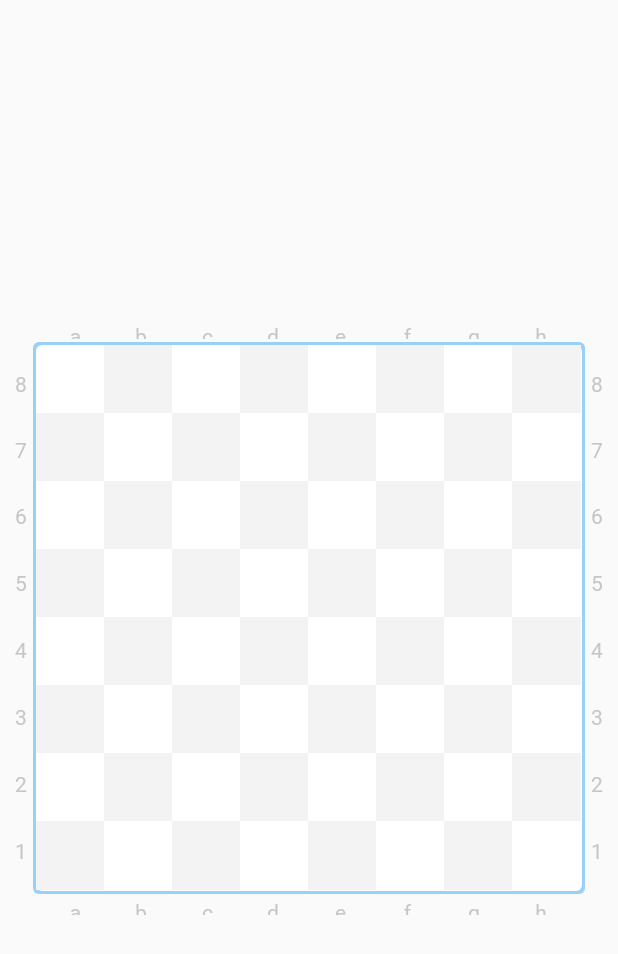
After one commit to marlockd/CheckersApp, an Android app: the layout game_grid.xml on its own in the app's theme, with its tools: preview values and no code run, on a phone screen of 412 x 824 dp. The commit adds this screen. Shown: the top 954 px of the screen. Run offline under Robolectric (Android 15) with nearby library versions, the phone set to English and light mode, and no system bars.

Commit message:
Created full responsible 8x8 game table, using only XML

```diff
--- /dev/null
+++ b/app/src/main/res/drawable/rc_grid.xml
@@ -0,0 +1,15 @@
+<?xml version="1.0" encoding="utf-8"?>
+<layer-list xmlns:android="http://schemas.android.com/apk/res/android" >
+    <item>
+        <shape>
+            <solid android:color="@color/rc_grid_border" />
+            <corners android:radius="4dp" />
+        </shape>
+    </item>
+    <item android:top="2dp" android:bottom="2dp" android:left="2dp" android:right="2dp">
+        <shape>
+            <solid android:color="@color/white" />
+            <corners android:radius="4dp" />
+        </shape>
+    </item>
+</layer-list>
--- /dev/null
+++ b/app/src/main/res/layout/game_grid.xml
@@ -0,0 +1,442 @@
+<?xml version="1.0" encoding="utf-8"?>
+<android.support.constraint.ConstraintLayout xmlns:android="http://schemas.android.com/apk/res/android" xmlns:app="http://schemas.android.com/apk/res-auto" xmlns:tools="http://schemas.android.com/tools"
+    android:id="@+id/game_grid"
+    android:layout_gravity="center"
+    android:layout_width="400dp"
+    android:layout_height="400dp"
+    app:layout_constraintTop_toBottomOf="@+id/game_counter_second"
+    app:layout_constraintStart_toStartOf="parent"
+    app:layout_constraintEnd_toEndOf="parent" >
+
+    <!-- Grid markup lines -->
+    <LinearLayout
+        android:id="@+id/grid_markup_top"
+        android:layout_width="match_parent"
+        android:layout_height="16dp"
+        app:layout_constraintStart_toStartOf="parent"
+        app:layout_constraintEnd_toEndOf="parent"
+        app:layout_constraintTop_toTopOf="parent"
+        android:gravity="center"
+        android:orientation="horizontal"
+        android:weightSum="9">
+
+        <Space android:layout_weight="0.5"
+            android:layout_width="0dp"
+            android:layout_height="wrap_content" />
+
+        <TextView style="@style/markup_horisontal" android:text="a" />
+        <TextView style="@style/markup_horisontal" android:text="b" />
+        <TextView style="@style/markup_horisontal" android:text="c" />
+        <TextView style="@style/markup_horisontal" android:text="d" />
+        <TextView style="@style/markup_horisontal" android:text="e" />
+        <TextView style="@style/markup_horisontal" android:text="f" />
+        <TextView style="@style/markup_horisontal" android:text="g" />
+        <TextView style="@style/markup_horisontal" android:text="h" />
+
+        <Space android:layout_weight="0.5"
+            android:layout_width="0dp"
+            android:layout_height="wrap_content" />
+
+    </LinearLayout>
+    <LinearLayout
+        android:id="@+id/grid_markup_start"
+        android:layout_width="16dp"
+        android:layout_height="match_parent"
+        app:layout_constraintStart_toStartOf="parent"
+        app:layout_constraintTop_toTopOf="parent"
+        app:layout_constraintBottom_toBottomOf="parent"
+        android:gravity="center"
+        android:orientation="vertical"
+        android:weightSum="9">
+
+        <Space android:layout_weight="0.5"
+            android:layout_width="wrap_content"
+            android:layout_height="0dp" />
+
+        <TextView style="@style/markup_vertical" android:text="8" />
+        <TextView style="@style/markup_vertical" android:text="7" />
+        <TextView style="@style/markup_vertical" android:text="6" />
+        <TextView style="@style/markup_vertical" android:text="5" />
+        <TextView style="@style/markup_vertical" android:text="4" />
+        <TextView style="@style/markup_vertical" android:text="3" />
+        <TextView style="@style/markup_vertical" android:text="2" />
+        <TextView style="@style/markup_vertical" android:text="1" />
+
+        <Space android:layout_weight="0.5"
+            android:layout_width="wrap_content"
+            android:layout_height="0dp" />
+
+    </LinearLayout>
+    <LinearLayout
+        android:id="@+id/grid_markup_end"
+        android:layout_width="16dp"
+        android:layout_height="match_parent"
+        app:layout_constraintEnd_toEndOf="parent"
+        app:layout_constraintTop_toTopOf="parent"
+        app:layout_constraintBottom_toBottomOf="parent"
+        android:orientation="vertical"
+        android:gravity="center"
+        android:weightSum="9">
+
+        <Space android:layout_weight="0.5"
+            android:layout_width="wrap_content"
+            android:layout_height="0dp" />
+
+        <TextView style="@style/markup_vertical" android:text="8" />
+        <TextView style="@style/markup_vertical" android:text="7" />
+        <TextView style="@style/markup_vertical" android:text="6" />
+        <TextView style="@style/markup_vertical" android:text="5" />
+        <TextView style="@style/markup_vertical" android:text="4" />
+        <TextView style="@style/markup_vertical" android:text="3" />
+        <TextView style="@style/markup_vertical" android:text="2" />
+        <TextView style="@style/markup_vertical" android:text="1" />
+
+        <Space android:layout_weight="0.5"
+            android:layout_width="wrap_content"
+            android:layout_height="0dp" />
+
+    </LinearLayout>
+    <LinearLayout
+        android:id="@+id/grid_markup_bottom"
+        android:layout_width="match_parent"
+        android:layout_height="16dp"
+        app:layout_constraintStart_toStartOf="parent"
+        app:layout_constraintEnd_toEndOf="parent"
+        android:gravity="center"
+        app:layout_constraintBottom_toBottomOf="parent"
+        android:weightSum="9">
+
+        <Space android:layout_weight="0.5"
+            android:layout_width="0dp"
+            android:layout_height="wrap_content" />
+
+        <TextView style="@style/markup_horisontal" android:text="a" />
+        <TextView style="@style/markup_horisontal" android:text="b" />
+        <TextView style="@style/markup_horisontal" android:text="c" />
+        <TextView style="@style/markup_horisontal" android:text="d" />
+        <TextView style="@style/markup_horisontal" android:text="e" />
+        <TextView style="@style/markup_horisontal" android:text="f" />
+        <TextView style="@style/markup_horisontal" android:text="g" />
+        <TextView style="@style/markup_horisontal" android:text="h" />
+
+        <Space android:layout_weight="0.5"
+            android:layout_width="0dp"
+            android:layout_height="wrap_content" />
+
+    </LinearLayout>
+    <!-- Grid markup lines -->
+
+
+    <!-- Game grid -->
+    <LinearLayout
+        android:layout_width="0dp" android:layout_height="0dp"
+        app:layout_constraintTop_toBottomOf="@id/grid_markup_top"
+        app:layout_constraintBottom_toTopOf="@id/grid_markup_bottom"
+        app:layout_constraintStart_toEndOf="@id/grid_markup_start"
+        app:layout_constraintEnd_toStartOf="@id/grid_markup_end"
+        android:background="@drawable/rc_grid"
+        android:orientation="vertical"
+        android:weightSum="8.1"
+        android:gravity="center" >
+
+        <Space android:layout_weight="0.05"
+            android:layout_width="0dp"
+            android:layout_height="wrap_content" />
+
+        <LinearLayout
+            android:layout_width="match_parent"
+            android:layout_height="0dp"
+            android:orientation="horizontal"
+            android:layout_weight="1"
+            android:weightSum="8.1" >
+
+            <Space android:layout_weight="0.05"
+                android:layout_width="0dp"
+                android:layout_height="wrap_content"
+                tools:ignore="NestedWeights" />
+
+            <FrameLayout android:id="@+id/grid_cell_a8"
+                style="@style/light_box" tools:ignore="NestedWeights" />
+            <FrameLayout android:id="@+id/grid_cell_b8"
+                style="@style/dark_box" tools:ignore="NestedWeights" />
+            <FrameLayout android:id="@+id/grid_cell_c8"
+                style="@style/light_box" tools:ignore="NestedWeights" />
+            <FrameLayout android:id="@+id/grid_cell_d8"
+                style="@style/dark_box" tools:ignore="NestedWeights" />
+            <FrameLayout android:id="@+id/grid_cell_e8"
+                style="@style/light_box" tools:ignore="NestedWeights" />
+            <FrameLayout android:id="@+id/grid_cell_f8"
+                style="@style/dark_box" tools:ignore="NestedWeights" />
+            <FrameLayout android:id="@+id/grid_cell_g8"
+                style="@style/light_box" tools:ignore="NestedWeights" />
+            <FrameLayout android:id="@+id/grid_cell_h8"
+                style="@style/dark_box" tools:ignore="NestedWeights" />
+
+            <Space android:layout_weight="0.05"
+                android:layout_width="0dp"
+                android:layout_height="wrap_content"
+                tools:ignore="NestedWeights" />
+
+        </LinearLayout>
+
+        <LinearLayout
+            android:layout_width="match_parent"
+            android:layout_height="0dp"
+            android:orientation="horizontal"
+            android:layout_weight="1"
+            android:weightSum="8.1" >
+
+            <Space android:layout_weight="0.05"
+                android:layout_width="0dp"
+                android:layout_height="wrap_content"
+                tools:ignore="NestedWeights" />
+
+            <FrameLayout android:id="@+id/grid_cell_a7"
+                style="@style/dark_box" tools:ignore="NestedWeights" />
+            <FrameLayout android:id="@+id/grid_cell_b7"
+                style="@style/light_box" tools:ignore="NestedWeights" />
+            <FrameLayout android:id="@+id/grid_cell_c7"
+                style="@style/dark_box" tools:ignore="NestedWeights" />
+            <FrameLayout android:id="@+id/grid_cell_d7"
+                style="@style/light_box" tools:ignore="NestedWeights" />
+            <FrameLayout android:id="@+id/grid_cell_e7"
+                style="@style/dark_box" tools:ignore="NestedWeights" />
+            <FrameLayout android:id="@+id/grid_cell_f7"
+                style="@style/light_box" tools:ignore="NestedWeights" />
+            <FrameLayout android:id="@+id/grid_cell_g7"
+                style="@style/dark_box" tools:ignore="NestedWeights" />
+            <FrameLayout android:id="@+id/grid_cell_h7"
+                style="@style/light_box" tools:ignore="NestedWeights" />
+
+            <Space android:layout_weight="0.05"
+                android:layout_width="0dp"
+                android:layout_height="wrap_content"
+                tools:ignore="NestedWeights" />
+
+        </LinearLayout>
+
+        <LinearLayout
+            android:layout_width="match_parent"
+            android:layout_height="0dp"
+            android:orientation="horizontal"
+            android:layout_weight="1"
+            android:weightSum="8.1" >
+
+            <Space android:layout_weight="0.05"
+                android:layout_width="0dp"
+                android:layout_height="wrap_content"
+                tools:ignore="NestedWeights" />
+
+            <FrameLayout android:id="@+id/grid_cell_a6"
+                style="@style/light_box" tools:ignore="NestedWeights" />
+            <FrameLayout android:id="@+id/grid_cell_b6"
+                style="@style/dark_box" tools:ignore="NestedWeights" />
+            <FrameLayout android:id="@+id/grid_cell_c6"
+                style="@style/light_box" tools:ignore="NestedWeights" />
+            <FrameLayout android:id="@+id/grid_cell_d6"
+                style="@style/dark_box" tools:ignore="NestedWeights" />
+            <FrameLayout android:id="@+id/grid_cell_e6"
+                style="@style/light_box" tools:ignore="NestedWeights" />
+            <FrameLayout android:id="@+id/grid_cell_f6"
+                style="@style/dark_box" tools:ignore="NestedWeights" >
+            </FrameLayout>
+            <FrameLayout android:id="@+id/grid_cell_g6"
+                style="@style/light_box" tools:ignore="NestedWeights" />
+            <FrameLayout android:id="@+id/grid_cell_h6"
+                style="@style/dark_box" tools:ignore="NestedWeights" />
+
+            <Space android:layout_weight="0.05"
+                android:layout_width="0dp"
+                android:layout_height="wrap_content"
+                tools:ignore="NestedWeights" />
+
+        </LinearLayout>
+
+        <LinearLayout
+            android:layout_width="match_parent"
+            android:layout_height="0dp"
+            android:orientation="horizontal"
+            android:layout_weight="1"
+            android:weightSum="8.1" >
+
+            <Space android:layout_weight="0.05"
+                android:layout_width="0dp"
+                android:layout_height="wrap_content"
+                tools:ignore="NestedWeights" />
+
+            <FrameLayout android:id="@+id/grid_cell_a5"
+                style="@style/dark_box" tools:ignore="NestedWeights" />
+            <FrameLayout android:id="@+id/grid_cell_b5"
+                style="@style/light_box" tools:ignore="NestedWeights" />
+            <FrameLayout android:id="@+id/grid_cell_c5"
+                style="@style/dark_box" tools:ignore="NestedWeights" />
+            <FrameLayout android:id="@+id/grid_cell_d5"
+                style="@style/light_box" tools:ignore="NestedWeights" />
+            <FrameLayout android:id="@+id/grid_cell_e5"
+                style="@style/dark_box" tools:ignore="NestedWeights" />
+            <FrameLayout android:id="@+id/grid_cell_f5"
+                style="@style/light_box" tools:ignore="NestedWeights" />
+            <FrameLayout android:id="@+id/grid_cell_g5"
+                style="@style/dark_box" tools:ignore="NestedWeights" />
+            <FrameLayout android:id="@+id/grid_cell_h5"
+                style="@style/light_box" tools:ignore="NestedWeights" />
+
+            <Space android:layout_weight="0.05"
+                android:layout_width="0dp"
+                android:layout_height="wrap_content"
+                tools:ignore="NestedWeights" />
+
+        </LinearLayout>
+
+        <LinearLayout
+            android:layout_width="match_parent"
+            android:layout_height="0dp"
+            android:orientation="horizontal"
+            android:layout_weight="1"
+            android:weightSum="8.1" >
+
+            <Space android:layout_weight="0.05"
+                android:layout_width="0dp"
+                android:layout_height="wrap_content"
+                tools:ignore="NestedWeights" />
+
+            <FrameLayout android:id="@+id/grid_cell_a4"
+                style="@style/light_box" tools:ignore="NestedWeights" />
+            <FrameLayout android:id="@+id/grid_cell_b4"
+                style="@style/dark_box" tools:ignore="NestedWeights" />
+            <FrameLayout android:id="@+id/grid_cell_c4"
+                style="@style/light_box" tools:ignore="NestedWeights" />
+            <FrameLayout android:id="@+id/grid_cell_d4"
+                style="@style/dark_box" tools:ignore="NestedWeights" />
+            <FrameLayout android:id="@+id/grid_cell_e4"
+                style="@style/light_box" tools:ignore="NestedWeights" />
+            <FrameLayout android:id="@+id/grid_cell_f4"
+                style="@style/dark_box" tools:ignore="NestedWeights" />
+            <FrameLayout android:id="@+id/grid_cell_g4"
+                style="@style/light_box" tools:ignore="NestedWeights" />
+            <FrameLayout android:id="@+id/grid_cell_h4"
+                style="@style/dark_box" tools:ignore="NestedWeights" />
+
+            <Space android:layout_weight="0.05"
+                android:layout_width="0dp"
+                android:layout_height="wrap_content"
+                tools:ignore="NestedWeights" />
+
+        </LinearLayout>
+
+        <LinearLayout
+            android:layout_width="match_parent"
+            android:layout_height="0dp"
+            android:orientation="horizontal"
+            android:layout_weight="1"
+            android:weightSum="8.1" >
+
+            <Space android:layout_weight="0.05"
+                android:layout_width="0dp"
+                android:layout_height="wrap_content"
+                tools:ignore="NestedWeights" />
+
+            <FrameLayout android:id="@+id/grid_cell_a3"
+                style="@style/dark_box" tools:ignore="NestedWeights" />
+            <FrameLayout android:id="@+id/grid_cell_b3"
+                style="@style/light_box" tools:ignore="NestedWeights" />
+            <FrameLayout android:id="@+id/grid_cell_c3"
+                style="@style/dark_box" tools:ignore="NestedWeights" />
+            <FrameLayout android:id="@+id/grid_cell_d3"
+                style="@style/light_box" tools:ignore="NestedWeights" />
+            <FrameLayout android:id="@+id/grid_cell_e3"
+                style="@style/dark_box" tools:ignore="NestedWeights" />
+            <FrameLayout android:id="@+id/grid_cell_f3"
+                style="@style/light_box" tools:ignore="NestedWeights" />
+            <FrameLayout android:id="@+id/grid_cell_g3"
+                style="@style/dark_box" tools:ignore="NestedWeights" />
+            <FrameLayout android:id="@+id/grid_cell_h3"
+                style="@style/light_box" tools:ignore="NestedWeights" />
+
+            <Space android:layout_weight="0.05"
+                android:layout_width="0dp"
+                android:layout_height="wrap_content"
+                tools:ignore="NestedWeights" />
+
+        </LinearLayout>
+
+        <LinearLayout
+            android:layout_width="match_parent"
+            android:layout_height="0dp"
+            android:orientation="horizontal"
+            android:layout_weight="1"
+            android:weightSum="8.1" >
+
+            <Space android:layout_weight="0.05"
+                android:layout_width="0dp"
+                android:layout_height="wrap_content"
+                tools:ignore="NestedWeights" />
+
+            <FrameLayout android:id="@+id/grid_cell_a2"
+                style="@style/light_box" tools:ignore="NestedWeights" />
+            <FrameLayout android:id="@+id/grid_cell_b2"
+                style="@style/dark_box" tools:ignore="NestedWeights" />
+            <FrameLayout android:id="@+id/grid_cell_c2"
+                style="@style/light_box" tools:ignore="NestedWeights" />
+            <FrameLayout android:id="@+id/grid_cell_d2"
+                style="@style/dark_box" tools:ignore="NestedWeights" />
+            <FrameLayout android:id="@+id/grid_cell_e2"
+                style="@style/light_box" tools:ignore="NestedWeights" />
+            <FrameLayout android:id="@+id/grid_cell_f2"
+                style="@style/dark_box" tools:ignore="NestedWeights" />
+            <FrameLayout android:id="@+id/grid_cell_g2"
+                style="@style/light_box" tools:ignore="NestedWeights" />
+            <FrameLayout android:id="@+id/grid_cell_h2"
+                style="@style/dark_box" tools:ignore="NestedWeights" />
+
+            <Space android:layout_weight="0.05"
+                android:layout_width="0dp"
+                android:layout_height="wrap_content"
+                tools:ignore="NestedWeights" />
+
+        </LinearLayout>
+
+        <LinearLayout
+            android:layout_width="match_parent"
+            android:layout_height="0dp"
+            android:orientation="horizontal"
+            android:layout_weight="1"
+            android:weightSum="8.1" >
+
+            <Space android:layout_weight="0.05"
+                android:layout_width="0dp"
+                android:layout_height="wrap_content"
+                tools:ignore="NestedWeights" />
+
+            <FrameLayout android:id="@+id/grid_cell_a1"
+                style="@style/dark_box" tools:ignore="NestedWeights" />
+            <FrameLayout android:id="@+id/grid_cell_b1"
+                style="@style/light_box" tools:ignore="NestedWeights" />
+            <FrameLayout android:id="@+id/grid_cell_c1"
+                style="@style/dark_box" tools:ignore="NestedWeights" />
+            <FrameLayout android:id="@+id/grid_cell_d1"
+                style="@style/light_box" tools:ignore="NestedWeights" />
+            <FrameLayout android:id="@+id/grid_cell_e1"
+                style="@style/dark_box" tools:ignore="NestedWeights" />
+            <FrameLayout android:id="@+id/grid_cell_f1"
+                style="@style/light_box" tools:ignore="NestedWeights" />
+            <FrameLayout android:id="@+id/grid_cell_g1"
+                style="@style/dark_box" tools:ignore="NestedWeights" />
+            <FrameLayout android:id="@+id/grid_cell_h1"
+                style="@style/light_box" tools:ignore="NestedWeights" />
+
+            <Space android:layout_weight="0.05"
+                android:layout_width="0dp"
+                android:layout_height="wrap_content"
+                tools:ignore="NestedWeights" />
+
+        </LinearLayout>
+
+        <Space android:layout_weight="0.05"
+            android:layout_width="0dp"
+            android:layout_height="wrap_content" />
+
+    </LinearLayout>
+
+
+</android.support.constraint.ConstraintLayout>
--- a/app/src/main/res/values/colors.xml
+++ b/app/src/main/res/values/colors.xml
@@ -14,7 +14,7 @@
     <color name="grad_blue_end">#D90079F2</color>
     <!--   Checkers table style  -->
     <color name="rc_grid_border">#FF99D0F8</color>
-    <color name="rc_grid_square">#FFF2F2F2</color>
+    <color name="rc_grid_square">#FFF3F3F3</color>
     <color name="rc_grid_markup">#FFC6C6C6</color>
     <!--   Gray colors -->
     <color name="gray_disabled">#FFE2E2E5</color>
--- a/app/src/main/res/values/styles.xml
+++ b/app/src/main/res/values/styles.xml
@@ -24,23 +24,33 @@
         <item name="cardBackgroundColor">@color/white</item>
     </style>
 
-    <style name="Divider">
-        <item name="android:layout_width">match_parent</item>
-        <item name="android:layout_height">1dp</item>
-        <item name="android:layout_marginTop">14dp</item>
-        <item name="android:background">@color/gray_disabled</item>
+    <style name="light_box">
+        <item name="android:layout_width">0dp</item>
+        <item name="android:layout_height">match_parent</item>
+        <item name="android:layout_weight">1</item>
     </style>
 
-    <style name="light_box">
-        <item name="android:layout_width">50dp</item>
-        <item name="android:layout_height">50dp</item>
+    <style name="dark_box" parent="light_box">
         <item name="android:background">@color/rc_grid_square</item>
     </style>
 
-    <style name="dark_box">
-        <item name="android:layout_width">50dp</item>
-        <item name="android:layout_height">50dp</item>
-        <item name="android:background">@color/white</item>
+    <style name="markup" >
+        <item name="android:fontFamily">@font/gerbera_light</item>
+        <item name="android:textColor">@color/rc_grid_markup</item>
+        <item name="android:paddingTop">2dp</item>
+        <item name="android:paddingBottom">2dp</item>
+        <item name="android:gravity">center</item>
+        <item name="android:layout_weight">1</item>
+    </style>
+
+    <style name="markup_horisontal" parent="markup">
+        <item name="android:layout_width">0dp</item>
+        <item name="android:layout_height">wrap_content</item>
+    </style>
+
+    <style name="markup_vertical" parent="markup">
+        <item name="android:layout_width">wrap_content</item>
+        <item name="android:layout_height">0dp</item>
     </style>
 
 </resources>
```
